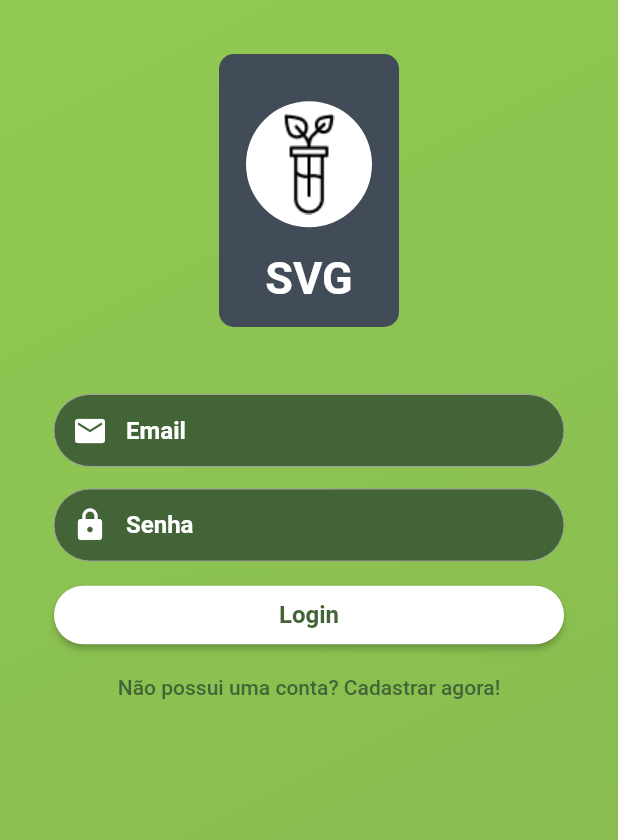
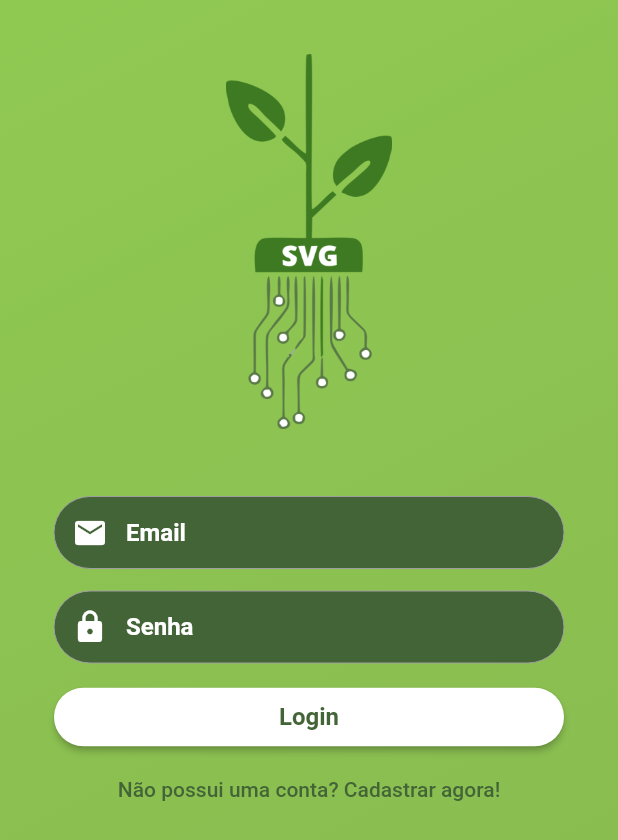
Before and after one commit to PI2-Smart-Vegetable-Germinator/svg-app, a Flutter app: the screen it shows after launch, on a phone screen of 412 x 824 dp. Shown: the top 840 px of the screen. Run offline on Flutter 3.47's test engine with Material 2 defaults, Android fonts, the phone set to English and light mode, and no system bars; our stand-ins replace auto_size_text, firebase_messaging, flutter_screenutil, fluttertoast, pin_code_text_field, shared_preferences and 2 more; accounts and stored records are empty.

Commit message:
update logo

```diff
--- a/lib/widgets/logo.dart
+++ b/lib/widgets/logo.dart
@@ -3,39 +3,46 @@ import 'package:flutter/material.dart';
 class LogoWidget extends StatelessWidget {
   @override
   Widget build(BuildContext context) {
+    // return Container(
+    //   decoration: BoxDecoration(
+    //     color: Color.fromRGBO(66, 76, 89, 1),
+    //     borderRadius: BorderRadius.all(
+    //       Radius.circular(10.0),
+    //     ),
+    //   ),
+    //   width: 120,
+    //   padding: EdgeInsets.all(15),
+    //   child: Column(
+    //     mainAxisAlignment: MainAxisAlignment.center,
+    //     crossAxisAlignment: CrossAxisAlignment.center,
+    //     children: <Widget>[
+    //       Container(
+    //         decoration: BoxDecoration(
+    //           shape: BoxShape.circle,
+    //           color: Colors.white,
+    //         ),
+    //         padding: EdgeInsets.all(25),
+    //         child: Image.asset(
+    //           'assets/logo.png',
+    //           fit: BoxFit.fill,
+    //         ),
+    //       ),
+    //       Text(
+    //         "SVG",
+    //         style: TextStyle(
+    //           color: Colors.white,
+    //           fontSize: 30.0,
+    //           fontWeight: FontWeight.bold,
+    //         ),
+    //       )
+    //     ],
+    //   ),
+    // );
     return Container(
-      decoration: BoxDecoration(
-        color: Color.fromRGBO(66, 76, 89, 1),
-        borderRadius: BorderRadius.all(
-          Radius.circular(10.0),
-        ),
-      ),
-      width: 120,
-      padding: EdgeInsets.all(15),
-      child: Column(
-        mainAxisAlignment: MainAxisAlignment.center,
-        crossAxisAlignment: CrossAxisAlignment.center,
-        children: <Widget>[
-          Container(
-            decoration: BoxDecoration(
-              shape: BoxShape.circle,
-              color: Colors.white,
-            ),
-            padding: EdgeInsets.all(25),
-            child: Image.asset(
-              'assets/logo.png',
-              fit: BoxFit.fill,
-            ),
-          ),
-          Text(
-            "SVG",
-            style: TextStyle(
-              color: Colors.white,
-              fontSize: 30.0,
-              fontWeight: FontWeight.bold,
-            ),
-          )
-        ],
+      height: 250,
+      child: Image.asset(
+        'assets/logo.png',
+        fit: BoxFit.fill,
       ),
     );
   }
```
Also changed, not shown: assets/logo.png, assets/logo_old.png (added), 2 other files.
